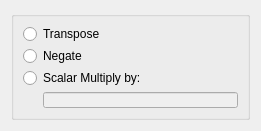
First picture: the form in src/Interface/Modules/Math/EvaluateLinearAlgebraUnary.ui, repository SCIInstitute/SCIRun, before the edit.
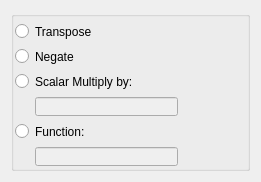
Second picture: the form after the edit.

Commit message: function working in UnaryAlgebra module. updating has problems

```diff
--- a/src/Interface/Modules/Math/EvaluateLinearAlgebraUnary.ui
+++ b/src/Interface/Modules/Math/EvaluateLinearAlgebraUnary.ui
@@ -7,7 +7,7 @@
     <x>0</x>
     <y>0</y>
     <width>261</width>
-    <height>131</height>
+    <height>182</height>
    </rect>
   </property>
   <property name="sizePolicy">
@@ -19,7 +19,13 @@
   <property name="minimumSize">
    <size>
     <width>261</width>
-    <height>131</height>
+    <height>182</height>
+   </size>
+  </property>
+  <property name="maximumSize">
+   <size>
+    <width>261</width>
+    <height>182</height>
    </size>
   </property>
   <property name="windowTitle">
@@ -31,8 +37,15 @@
      <property name="title">
       <string/>
      </property>
-     <layout class="QVBoxLayout" name="verticalLayout_2">
-      <item>
+     <widget class="QWidget" name="layoutWidget">
+      <property name="geometry">
+       <rect>
+        <x>4</x>
+        <y>11</y>
+        <width>163</width>
+        <height>144</height>
+       </rect>
+      </property>
        <layout class="QVBoxLayout" name="verticalLayout">
         <item>
          <widget class="QRadioButton" name="transposeRadioButton_">
@@ -82,9 +95,42 @@
           </item>
          </layout>
         </item>
+       <item>
+        <widget class="QRadioButton" name="functionRadioButton_">
+         <property name="text">
+          <string>Function: </string>
+         </property>
+        </widget>
+       </item>
+       <item>
+        <layout class="QHBoxLayout" name="horizontalLayout_2">
+         <item>
+          <spacer name="horizontalSpacer_2">
+           <property name="orientation">
+            <enum>Qt::Horizontal</enum>
+           </property>
+           <property name="sizeType">
+            <enum>QSizePolicy::Preferred</enum>
+           </property>
+           <property name="sizeHint" stdset="0">
+            <size>
+             <width>20</width>
+             <height>20</height>
+            </size>
+           </property>
+          </spacer>
+         </item>
+         <item>
+          <widget class="QLineEdit" name="functionLineEdit_">
+           <property name="enabled">
+            <bool>false</bool>
+           </property>
+          </widget>
+         </item>
        </layout>
       </item>
      </layout>
+     </widget>
     </widget>
    </item>
   </layout>
```
Left out of the diff: 84 changed lines with no effect on the pictures. Lines whose indentation alone changed are shown as unchanged. The commit also changes 5 other files.
